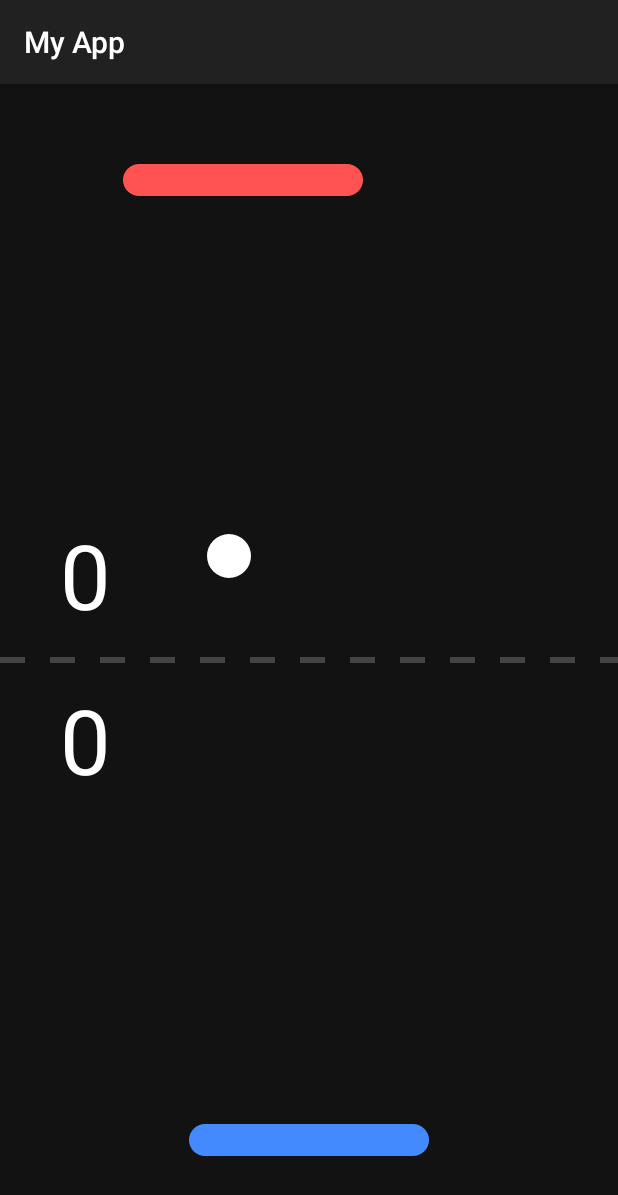
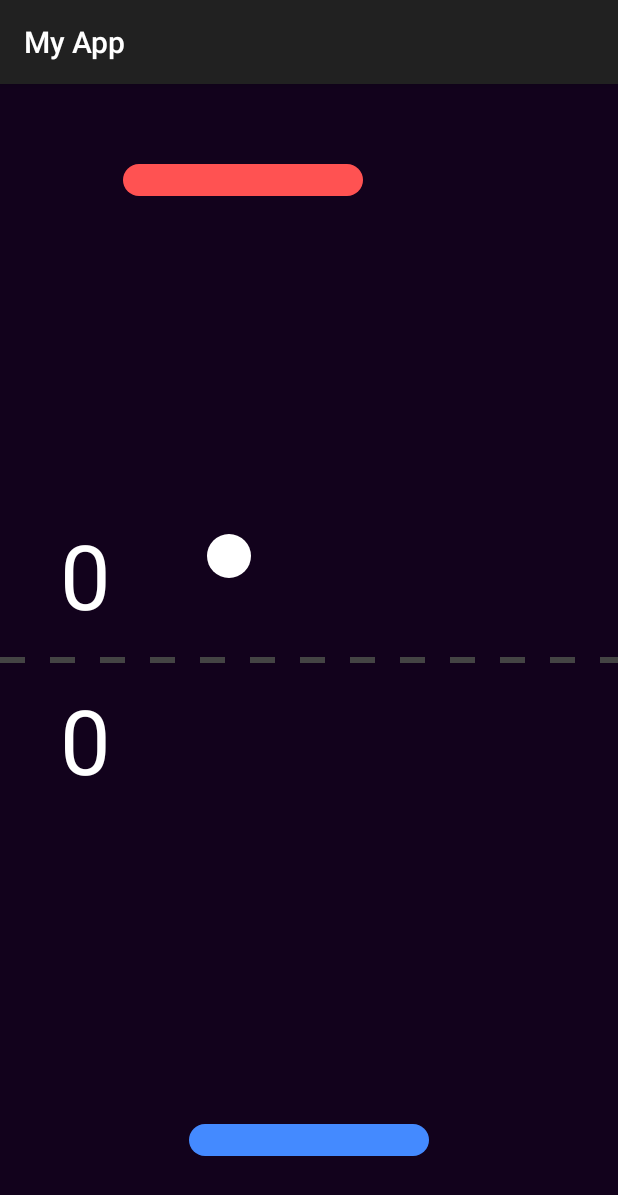
Before and after one commit to v68723180-sys/vlad, an Android app: the screen it shows after launch (MainActivity), on a phone screen of 412 x 824 dp. Shown: the top 1195 px of the screen. Run offline under Robolectric (Android 15) with nearby library versions, the phone set to English and light mode, and no system bars.

Commit message:
Update MainActivity.kt

```diff
--- a/app/src/main/java/com/example/myandroidapp/MainActivity.kt
+++ b/app/src/main/java/com/example/myandroidapp/MainActivity.kt
@@ -33,13 +33,11 @@ class PongView(context: Context) : View(context) {
     private var ballVx = 0f
     private var ballVy = 0f
     private val ballRadius = 22f
-
     private val paddleWidth = 240f
     private val paddleHeight = 32f
     private var playerX = 0f
     private var aiX = 0f
     private val aiSpeed = 11f
-
     private var playerScore = 0
     private var aiScore = 0
     private var isInitialized = false
@@ -53,7 +51,6 @@ class PongView(context: Context) : View(context) {
             isInitialized = true
         }
     }
-
     private fun resetBall(w: Int, h: Int) {
         ballX = w / 2f
         ballY = h / 2f
@@ -62,41 +59,30 @@ class PongView(context: Context) : View(context) {
         ballVx = 10f * dirX
         ballVy = 13f * dirY
     }
-
     override fun onDraw(canvas: Canvas) {
         super.onDraw(canvas)
         if (!isInitialized) return
-
-        canvas.drawColor(Color.parseColor("#121212"))
+        canvas.drawColor(Color.parseColor("#12021c"))
         canvas.drawLine(0f, height / 2f, width.toFloat(), height / 2f, linePaint)
-
         updateGame()
-
         paint.color = Color.WHITE
         paint.textSize = 90f
         paint.textAlign = Paint.Align.LEFT
         canvas.drawText(aiScore.toString(), 60f, height / 2f - 50f, paint)
         canvas.drawText(playerScore.toString(), 60f, height / 2f + 115f, paint)
-
         val aiTop = 80f
         val playerTop = height - 80f - paddleHeight
-
         paint.color = Color.parseColor("#FF5252")
         canvas.drawRoundRect(aiX, aiTop, aiX + paddleWidth, aiTop + paddleHeight, 16f, 16f, paint)
-
         paint.color = Color.parseColor("#448AFF")
         canvas.drawRoundRect(playerX, playerTop, playerX + paddleWidth, playerTop + paddleHeight, 16f, 16f, paint)
-
         paint.color = Color.WHITE
         canvas.drawCircle(ballX, ballY, ballRadius, paint)
-
         postInvalidateOnAnimation()
     }
-
     private fun updateGame() {
         ballX += ballVx
         ballY += ballVy
-
         if (ballX - ballRadius <= 0f) {
             ballX = ballRadius
             ballVx = abs(ballVx)
@@ -104,12 +90,10 @@ class PongView(context: Context) : View(context) {
             ballX = width - ballRadius
             ballVx = -abs(ballVx)
         }
-
         val aiCenter = aiX + paddleWidth / 2f
         if (aiCenter < ballX - 15f) aiX += aiSpeed
         else if (aiCenter > ballX + 15f) aiX -= aiSpeed
         aiX = aiX.coerceIn(0f, width - paddleWidth)
-
         val playerTop = height - 80f - paddleHeight
         if (ballVy > 0 && ballY + ballRadius >= playerTop && ballY - ballRadius <= playerTop + paddleHeight) {
             if (ballX in playerX..(playerX + paddleWidth)) {
@@ -119,7 +103,6 @@ class PongView(context: Context) : View(context) {
                 ballVx = hitOffset * 16f
             }
         }
-
         val aiBottom = 80f + paddleHeight
         if (ballVy < 0 && ballY - ballRadius <= aiBottom && ballY + ballRadius >= 80f) {
             if (ballX in aiX..(aiX + paddleWidth)) {
@@ -127,7 +110,6 @@ class PongView(context: Context) : View(context) {
                 ballVy = abs(ballVy) * 1.04f
             }
         }
-
         if (ballY < 0f) {
             playerScore++
             resetBall(width, height)
@@ -136,7 +118,6 @@ class PongView(context: Context) : View(context) {
             resetBall(width, height)
         }
     }
-
     override fun onTouchEvent(event: MotionEvent): Boolean {
         if (event.action == MotionEvent.ACTION_MOVE || event.action == MotionEvent.ACTION_DOWN) {
             playerX = (event.x - paddleWidth / 2f).coerceIn(0f, width - paddleWidth)
```
